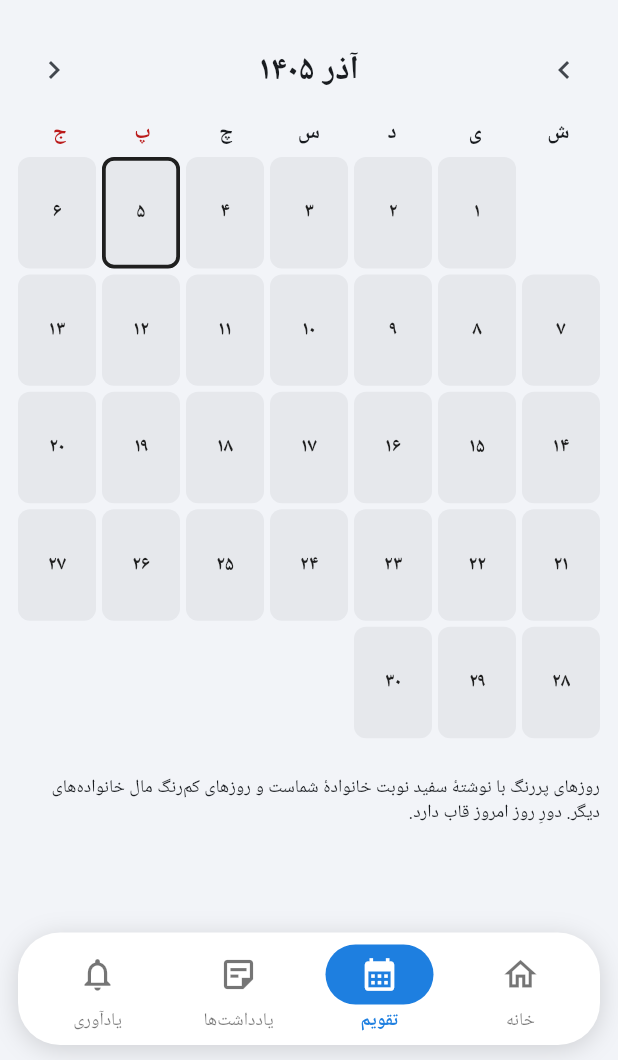
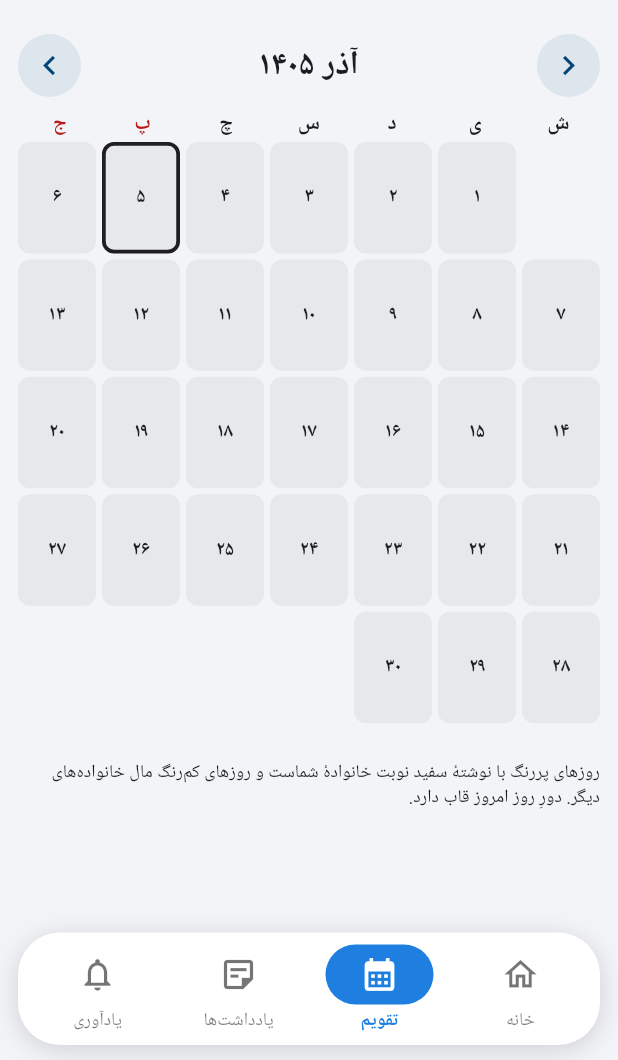
Before and after one commit to 30mdco-jpg/madarbozorg, a Flutter app: the screen it shows once a user with an empty profile is signed in, item 3 of the bottom bar chosen, on a phone screen of 412 x 824 dp, the part 176-1236 px from its top. Run offline on Flutter 3.47's test engine with Material 3 defaults, Android fonts, the phone set to English and light mode, and no system bars; our stand-ins replace flutter_local_notifications, shared_preferences, supabase_flutter, timezone; missing offline and left inert: workmanager; accounts and stored records are empty; Roboto replaces fonts that are missing (Vazirmatn); statements that could not run were skipped.

Commit message:
فلش‌های گرد، فاصلهٔ کمتر، شفافیت روزهای دیگران

```diff
--- a/lib/ui/calendar_tab.dart
+++ b/lib/ui/calendar_tab.dart
@@ -113,6 +113,36 @@ class _CalendarTabState extends State<CalendarTab> {
     );
   }
 
+  /// دکمهٔ گردِ ماه قبل/بعد. جهت فلش مستقل از راست‌به‌چپ بودن صفحه تنظیم شده:
+  /// ماه قبل سمت راست (فلش به راست)، ماه بعد سمت چپ (فلش به چپ).
+  Widget _arrowButton({
+    required IconData icon,
+    required String tooltip,
+    required VoidCallback onPressed,
+  }) {
+    return Tooltip(
+      message: tooltip,
+      child: Material(
+        color: headerColor.withAlpha(22),
+        shape: const CircleBorder(),
+        child: InkWell(
+          customBorder: const CircleBorder(),
+          onTap: onPressed,
+          child: SizedBox(
+            width: 42,
+            height: 42,
+            child: Icon(
+              icon,
+              color: headerColor,
+              size: 26,
+              textDirection: TextDirection.ltr,
+            ),
+          ),
+        ),
+      ),
+    );
+  }
+
   @override
   Widget build(BuildContext context) {
     final theme = Theme.of(context);
@@ -134,9 +164,9 @@ class _CalendarTabState extends State<CalendarTab> {
           Row(
             mainAxisAlignment: MainAxisAlignment.spaceBetween,
             children: [
-              IconButton(
+              _arrowButton(
+                icon: Icons.chevron_right,
                 tooltip: 'ماه قبل',
-                icon: const Icon(Icons.chevron_right),
                 onPressed: () => _shiftMonth(-1),
               ),
               Text(
@@ -144,9 +174,9 @@ class _CalendarTabState extends State<CalendarTab> {
                 style: theme.textTheme.titleLarge
                     ?.copyWith(fontWeight: FontWeight.bold),
               ),
-              IconButton(
+              _arrowButton(
+                icon: Icons.chevron_left,
                 tooltip: 'ماه بعد',
-                icon: const Icon(Icons.chevron_left),
                 onPressed: () => _shiftMonth(1),
               ),
             ],
@@ -168,8 +198,9 @@ class _CalendarTabState extends State<CalendarTab> {
                 ),
             ],
           ),
-          const SizedBox(height: 6),
+          const SizedBox(height: 2),
           GridView.builder(
+            padding: EdgeInsets.zero,
             shrinkWrap: true,
             physics: const NeverScrollableScrollPhysics(),
             gridDelegate: const SliverGridDelegateWithFixedCrossAxisCount(
@@ -190,7 +221,7 @@ class _CalendarTabState extends State<CalendarTab> {
               final block = widget.book.blockLengthAt(date);
 
               // نوبت خانوادهٔ کاربر: رنگ پررنگ و نوشتهٔ سفید.
-              // نوبت خانواده‌های دیگر: رنگ کم‌رنگ و نوشتهٔ مشکی.
+              // نوبت خانواده‌های دیگر: رنگ کم‌رنگ (۵۰٪ شفاف) و نوشتهٔ مشکی.
               Color bg;
               Color fg;
               if (name == null) {
```
